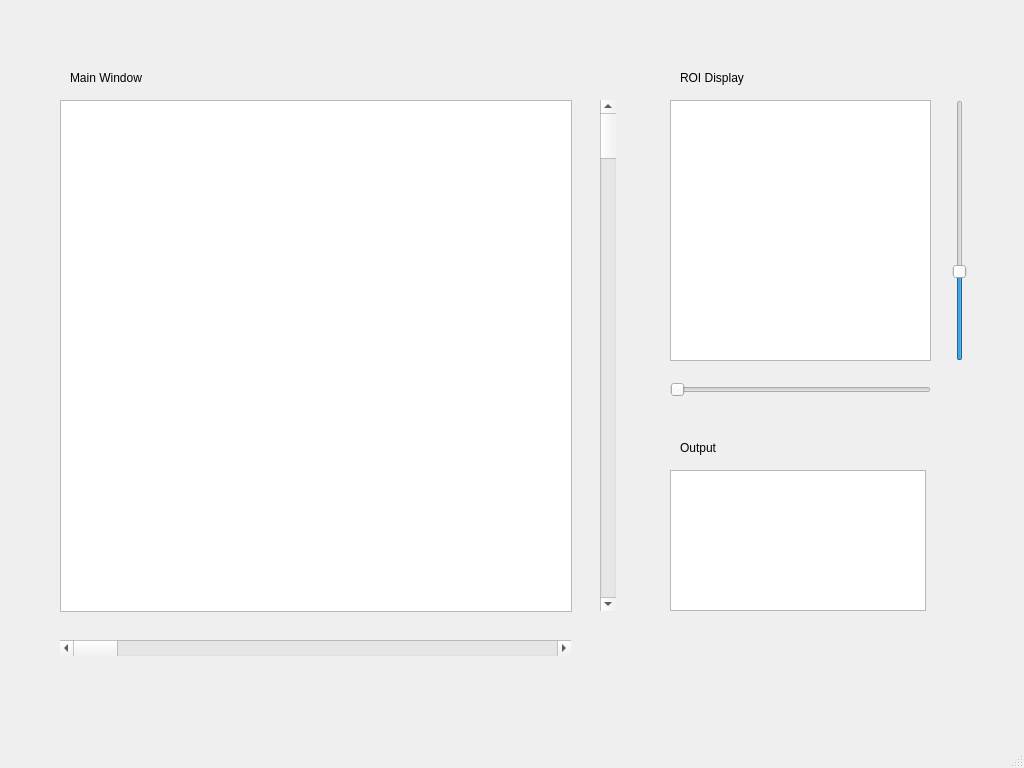
This is PyQtGraphImage.ui in ogdenk/PyQtGraphImage as Qt 5 draws it before an edit. The edited form follows.
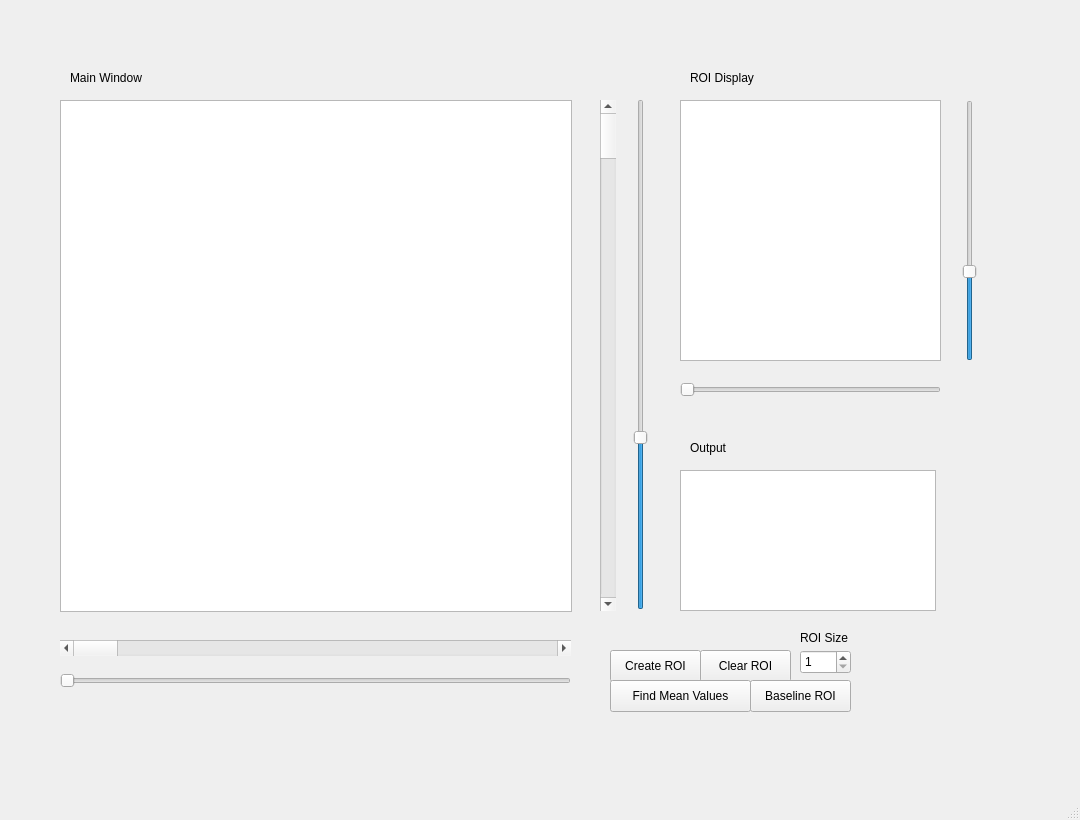
This is the edited form. Custom widgets are drawn as their Qt base class.

Commit message: Button to add/remove ROIs implemented, not at cursor

What changed in the file:
```diff
--- a/PyQtGraphImage.ui
+++ b/PyQtGraphImage.ui
@@ -6,8 +6,8 @@
    <rect>
     <x>0</x>
     <y>0</y>
-    <width>1024</width>
-    <height>768</height>
+    <width>1080</width>
+    <height>820</height>
    </rect>
   </property>
   <property name="windowTitle">
@@ -27,7 +27,7 @@
    <widget class="QGraphicsView" name="graphicsView_2">
     <property name="geometry">
      <rect>
-      <x>670</x>
+      <x>680</x>
       <y>100</y>
       <width>261</width>
       <height>261</height>
@@ -50,7 +50,7 @@
    <widget class="QLabel" name="label_2">
     <property name="geometry">
      <rect>
-      <x>680</x>
+      <x>690</x>
       <y>70</y>
       <width>71</width>
       <height>16</height>
@@ -63,7 +63,7 @@
    <widget class="QLabel" name="label_3">
     <property name="geometry">
      <rect>
-      <x>680</x>
+      <x>690</x>
       <y>440</y>
       <width>60</width>
       <height>16</height>
@@ -76,7 +76,7 @@
    <widget class="QTextBrowser" name="textBrowser">
     <property name="geometry">
      <rect>
-      <x>670</x>
+      <x>680</x>
       <y>470</y>
       <width>256</width>
       <height>141</height>
@@ -95,7 +95,7 @@
    <widget class="QSlider" name="horizontalSlider">
     <property name="geometry">
      <rect>
-      <x>670</x>
+      <x>680</x>
       <y>380</y>
       <width>261</width>
       <height>19</height>
@@ -114,7 +114,7 @@
    <widget class="QSlider" name="verticalSlider">
     <property name="geometry">
      <rect>
-      <x>950</x>
+      <x>960</x>
       <y>100</y>
       <width>19</width>
       <height>261</height>
@@ -159,6 +159,125 @@
      <enum>Qt::Vertical</enum>
     </property>
    </widget>
+   <widget class="QSlider" name="horizontalSlider_2">
+    <property name="geometry">
+     <rect>
+      <x>60</x>
+      <y>670</y>
+      <width>511</width>
+      <height>22</height>
+     </rect>
+    </property>
+    <property name="minimum">
+     <number>1</number>
+    </property>
+    <property name="maximum">
+     <number>4000</number>
+    </property>
+    <property name="orientation">
+     <enum>Qt::Horizontal</enum>
+    </property>
+   </widget>
+   <widget class="QSlider" name="verticalSlider_2">
+    <property name="geometry">
+     <rect>
+      <x>630</x>
+      <y>99</y>
+      <width>22</width>
+      <height>511</height>
+     </rect>
+    </property>
+    <property name="minimum">
+     <number>-1000</number>
+    </property>
+    <property name="maximum">
+     <number>2000</number>
+    </property>
+    <property name="orientation">
+     <enum>Qt::Vertical</enum>
+    </property>
+   </widget>
+   <widget class="QPushButton" name="pushButton">
+    <property name="geometry">
+     <rect>
+      <x>610</x>
+      <y>650</y>
+      <width>91</width>
+      <height>32</height>
+     </rect>
+    </property>
+    <property name="text">
+     <string>Create ROI</string>
+    </property>
+   </widget>
+   <widget class="QPushButton" name="pushButton_2">
+    <property name="geometry">
+     <rect>
+      <x>700</x>
+      <y>650</y>
+      <width>91</width>
+      <height>32</height>
+     </rect>
+    </property>
+    <property name="text">
+     <string>Clear ROI</string>
+    </property>
+   </widget>
+   <widget class="QSpinBox" name="spinBox">
+    <property name="geometry">
+     <rect>
+      <x>800</x>
+      <y>650</y>
+      <width>51</width>
+      <height>24</height>
+     </rect>
+    </property>
+    <property name="minimum">
+     <number>1</number>
+    </property>
+    <property name="maximum">
+     <number>50</number>
+    </property>
+   </widget>
+   <widget class="QLabel" name="label_4">
+    <property name="geometry">
+     <rect>
+      <x>800</x>
+      <y>630</y>
+      <width>60</width>
+      <height>16</height>
+     </rect>
+    </property>
+    <property name="text">
+     <string>ROI Size</string>
+    </property>
+   </widget>
+   <widget class="QPushButton" name="pushButton_3">
+    <property name="geometry">
+     <rect>
+      <x>610</x>
+      <y>680</y>
+      <width>141</width>
+      <height>32</height>
+     </rect>
+    </property>
+    <property name="text">
+     <string>Find Mean Values</string>
+    </property>
+   </widget>
+   <widget class="QPushButton" name="pushButton_4">
+    <property name="geometry">
+     <rect>
+      <x>750</x>
+      <y>680</y>
+      <width>101</width>
+      <height>32</height>
+     </rect>
+    </property>
+    <property name="text">
+     <string>Baseline ROI</string>
+    </property>
+   </widget>
   </widget>
   <widget class="QMenuBar" name="menubar">
    <property name="geometry">
```
Left out of the diff: 2 changed lines with no effect on the pictures. The commit also changes 2 other files.
